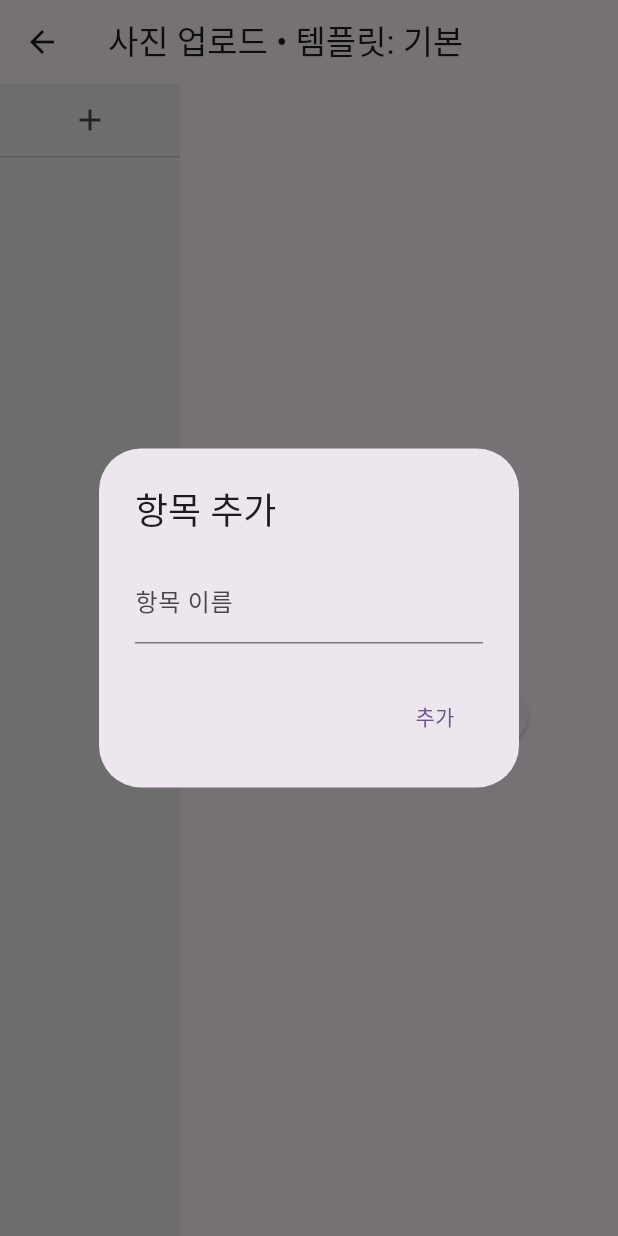
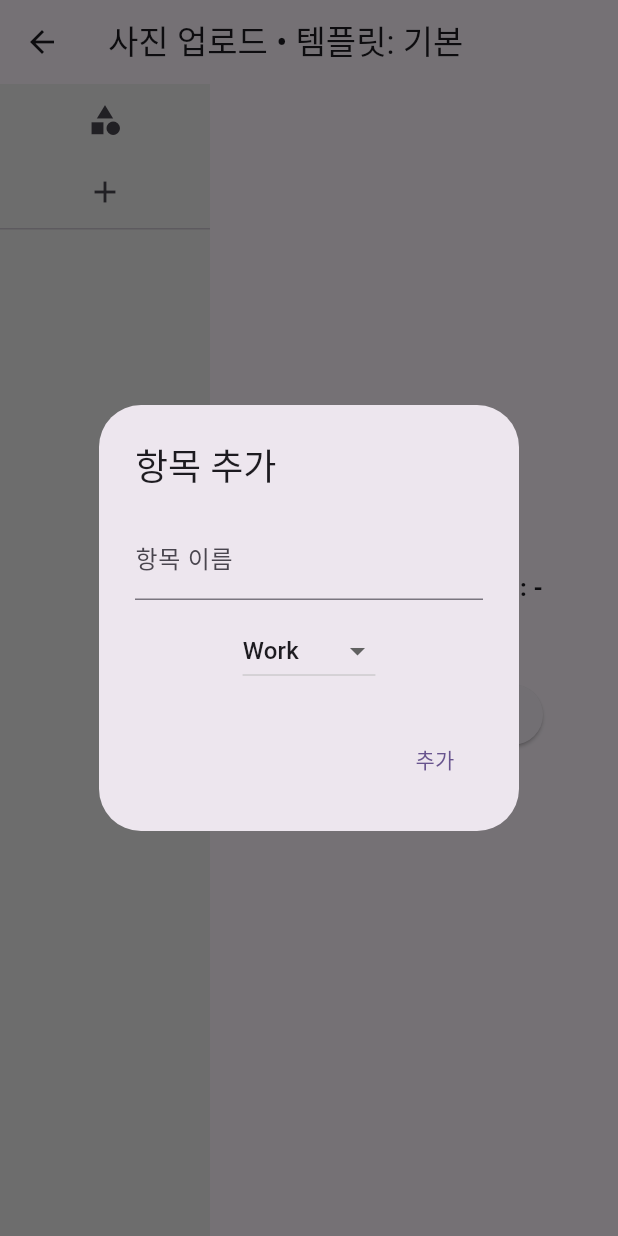
Before and after one commit to issacclicker/sogong2, a Flutter app: the GalleryUploadPage screen opened directly, after a tap on the "add" icon, on a phone screen of 412 x 824 dp. Run offline on Flutter 3.47's test engine with Material 3 defaults, Android fonts, the phone set to English and light mode, and no system bars; our stand-ins replace cloud_firestore, firebase_auth, firebase_core, image_picker, table_calendar; accounts and stored records are empty.

Commit message:
Update gallery_upload_page.dart

```diff
--- a/lib/gallery_upload_page.dart
+++ b/lib/gallery_upload_page.dart
@@ -18,8 +18,11 @@ class GalleryUploadPage extends StatefulWidget {
 
 class _GalleryUploadPageState extends State<GalleryUploadPage> {
   final ImagePicker _picker = ImagePicker();
-  // 동적으로 추가되는 좌측 목록 데이터
-  final List<String> _options = [];
+
+  // 동적으로 추가되는 좌측 목록 데이터 (name, category)
+  final List<Map<String, String>> _options = [];
+  // 동적으로 추가되는 카테고리 목록
+  final List<String> _categories = ['Work', 'Personal', 'Event', 'Other'];
   int _selectedOptionIndex = -1;
   // 각 옵션별 업로드된 이미지를 저장할 맵
   final Map<int, XFile?> _optionImages = {};
@@ -41,24 +44,81 @@ class _GalleryUploadPageState extends State<GalleryUploadPage> {
     }
   }
 
-  // 좌측 바에 새 옵션을 추가하는 다이얼로그
-  void _showAddOptionDialog() {
-    final controller = TextEditingController();
+  // 카테고리 추가 다이얼로그
+  void _showAddCategoryDialog() {
+    final TextEditingController categoryController = TextEditingController();
     showDialog(
       context: context,
-      builder: (_) => AlertDialog(
-        title: const Text('항목 추가'),
+      builder: (context) {
+        return AlertDialog(
+          title: const Text('카테고리 추가'),
           content: TextField(
-          controller: controller,
-          decoration: const InputDecoration(labelText: '항목 이름'),
+            controller: categoryController,
+            decoration: const InputDecoration(labelText: '카테고리 이름'),
           ),
           actions: [
             TextButton(
               onPressed: () {
-              final text = controller.text.trim();
-              if (text.isNotEmpty) {
+                final cat = categoryController.text.trim();
+                if (cat.isNotEmpty) {
                   setState(() {
-                  _options.add(text);
+                    _categories.add(cat);
+                  });
+                }
+                Navigator.pop(context);
+              },
+              child: const Text('추가'),
+            ),
+          ],
+        );
+      },
+    );
+  }
+
+  // 좌측 바에 새 옵션을 추가하는 다이얼로그
+  void _showAddOptionDialog() {
+    final TextEditingController nameController = TextEditingController();
+    String tempCategory = _categories.first;
+    showDialog(
+      context: context,
+      builder: (context) {
+        return StatefulBuilder(
+          builder: (context, setDialogState) {
+            return AlertDialog(
+              title: const Text('항목 추가'),
+              content: Column(
+                mainAxisSize: MainAxisSize.min,
+                children: [
+                  TextField(
+                    controller: nameController,
+                    decoration: const InputDecoration(labelText: '항목 이름'),
+                  ),
+                  const SizedBox(height: 10),
+                  DropdownButton<String>(
+                    value: tempCategory,
+                    items: _categories
+                        .map((cat) => DropdownMenuItem(value: cat, child: Text(cat)))
+                        .toList(),
+                    onChanged: (val) {
+                      if (val != null) {
+                        setDialogState(() {
+                          tempCategory = val;
+                        });
+                      }
+                    },
+                  ),
+                ],
+              ),
+              actions: [
+                TextButton(
+                  onPressed: () {
+                    final name = nameController.text.trim();
+                    if (name.isNotEmpty) {
+                      setState(() {
+                        _options.add({
+                          'name': name,
+                          'category': tempCategory,
+                        });
                         _selectedOptionIndex = _options.length - 1;
                       });
                     }
@@ -67,7 +127,10 @@ class _GalleryUploadPageState extends State<GalleryUploadPage> {
                   child: const Text('추가'),
                 ),
               ],
-      ),
+            );
+          },
+        );
+      },
     );
   }
 
@@ -81,11 +144,17 @@ class _GalleryUploadPageState extends State<GalleryUploadPage> {
         children: [
           // 좌측 목록 바
           Container(
-            width: 120,
+            width: 140,
             color: Colors.grey[200],
             child: Column(
               children: [
-                // + 버튼
+                // 카테고리 추가 버튼
+                IconButton(
+                  icon: const Icon(Icons.category),
+                  tooltip: '카테고리 추가',
+                  onPressed: _showAddCategoryDialog,
+                ),
+                // 항목 추가 버튼
                 IconButton(
                   icon: const Icon(Icons.add),
                   tooltip: '항목 추가',
@@ -97,9 +166,11 @@ class _GalleryUploadPageState extends State<GalleryUploadPage> {
                   child: ListView.builder(
                     itemCount: _options.length,
                     itemBuilder: (context, index) {
+                      final opt = _options[index];
                       return ListTile(
                         selected: index == _selectedOptionIndex,
-                        title: Text(_options[index]),
+                        title: Text(opt['name']!),
+                        subtitle: Text(opt['category']!),
                         onTap: () {
                           setState(() {
                             _selectedOptionIndex = index;
@@ -118,17 +189,20 @@ class _GalleryUploadPageState extends State<GalleryUploadPage> {
               child: Column(
                 mainAxisAlignment: MainAxisAlignment.center,
                 children: [
-                  // 선택된 템플릿 표시
+                  // 선택된 템플릿 및 카테고리 표시
                   Padding(
                     padding: const EdgeInsets.only(bottom: 8.0),
                     child: Text(
-                      '템플릿: ${widget.template}',
+                      '템플릿: ${widget.template}   카테고리: ${_selectedOptionIndex >= 0 ? _options[_selectedOptionIndex]['category'] : '-'}',
                       style: const TextStyle(fontSize: 16, fontWeight: FontWeight.bold),
                     ),
                   ),
                   // 선택된 옵션의 이미지 미리보기
                   if (_selectedOptionIndex >= 0 && _optionImages[_selectedOptionIndex] != null)
-                    Image.file(File(_optionImages[_selectedOptionIndex]!.path), width: 300)
+                    Image.file(
+                      File(_optionImages[_selectedOptionIndex]!.path),
+                      width: 300,
+                    )
                   else
                     const Text('선택된 사진 없음'),
                   const SizedBox(height: 20),
```
Lines whose indentation alone changed are shown as unchanged.
